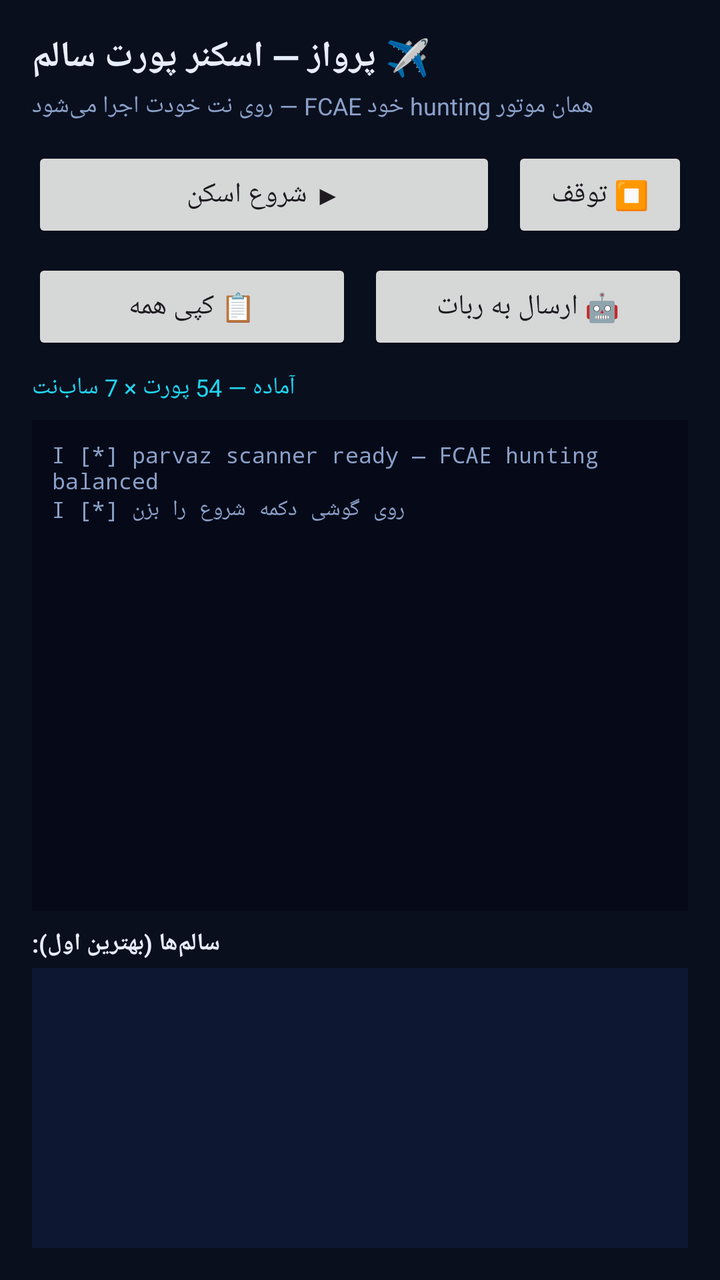
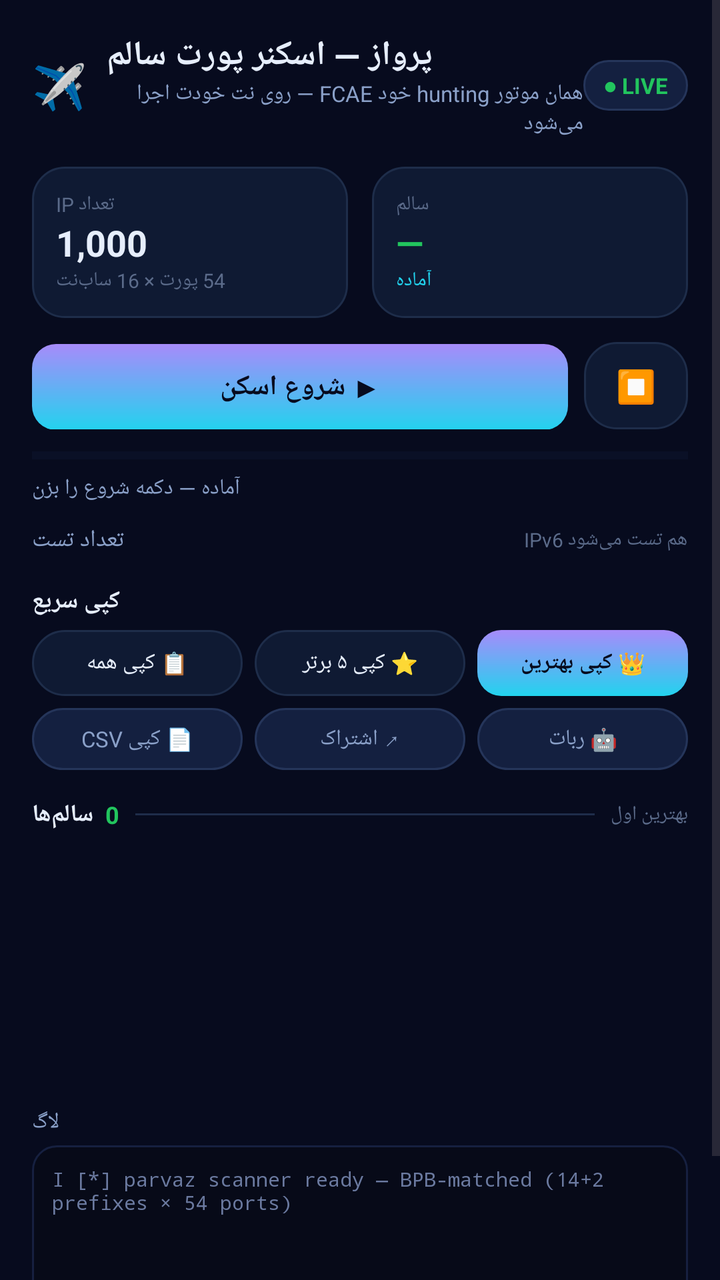

An Android layout rendered at two revisions. The XML below is the earlier revision; the diff shows what the commit changed to produce the second picture.
<!-- AndroidManifest.xml: application theme Theme.Parvaz -->
<!-- res/layout/activity_main.xml -->
<LinearLayout xmlns:android="http://schemas.android.com/apk/res/android" android:orientation="vertical" android:padding="16dp" android:layout_width="match_parent" android:layout_height="match_parent" android:background="#0a0f1e">
  <TextView android:text="✈️ پرواز — اسکنر پورت سالم" android:textColor="#e6eefc" android:textSize="18sp" android:textStyle="bold" android:layout_width="wrap_content" android:layout_height="wrap_content"/>
  <TextView android:text="همان موتور hunting خود FCAE — روی نت خودت اجرا می‌شود" android:textColor="#8aa0c8" android:textSize="12sp" android:layout_width="wrap_content" android:layout_height="wrap_content" android:layout_marginTop="4dp"/>
  <LinearLayout android:orientation="horizontal" android:layout_width="match_parent" android:layout_height="wrap_content" android:layout_marginTop="12dp">
    <Button android:id="@+id/btnScan" android:text="▶ شروع اسکن" android:layout_width="0dp" android:layout_weight="1" android:layout_height="wrap_content"/>
    <Button android:id="@+id/btnStop" android:text="⏹ توقف" android:layout_width="wrap_content" android:layout_height="wrap_content" android:layout_marginStart="8dp"/>
  </LinearLayout>
  <LinearLayout android:orientation="horizontal" android:layout_width="match_parent" android:layout_height="wrap_content" android:layout_marginTop="8dp">
    <Button android:id="@+id/btnCopy" android:text="📋 کپی همه" android:layout_width="0dp" android:layout_weight="1" android:layout_height="wrap_content"/>
    <Button android:id="@+id/btnBot" android:text="🤖 ارسال به ربات" android:layout_width="0dp" android:layout_weight="1" android:layout_height="wrap_content" android:layout_marginStart="8dp"/>
  </LinearLayout>
  <TextView android:id="@+id/tvStat" android:text="آماده — 54 پورت × 7 ساب‌نت" android:textColor="#22d3ee" android:textSize="12sp" android:layout_width="wrap_content" android:layout_height="wrap_content" android:layout_marginTop="8dp"/>
  <ScrollView android:layout_width="match_parent" android:layout_height="0dp" android:layout_weight="1" android:layout_marginTop="8dp" android:background="#060a18">
    <TextView android:id="@+id/tvLog" android:text="I [*] parvaz scanner ready — FCAE hunting balanced&#10;I [*] روی گوشی دکمه شروع را بزن" android:textColor="#8aa0c8" android:fontFamily="monospace" android:textSize="11sp" android:padding="10dp" android:layout_width="match_parent" android:layout_height="wrap_content"/>
  </ScrollView>
  <TextView android:text="سالم‌ها (بهترین اول):" android:textColor="#e6eefc" android:textSize="12sp" android:textStyle="bold" android:layout_width="wrap_content" android:layout_height="wrap_content" android:layout_marginTop="8dp"/>
  <androidx.recyclerview.widget.RecyclerView android:id="@+id/rv" android:layout_width="match_parent" android:layout_height="140dp" android:background="#0d1731" android:layout_marginTop="4dp"/>
</LinearLayout>
<!-- resources referenced by this layout -->
<resources>
  <style name="Theme.Parvaz" parent="Theme.Material3.DayNight"><item name="colorPrimary">#22d3ee</item></style>
</resources>

<!-- the commit's change to res/layout/activity_main.xml (unified diff, before → after) -->
@@ -1,18 +1,75 @@
-<LinearLayout xmlns:android="http://schemas.android.com/apk/res/android" android:orientation="vertical" android:padding="16dp" android:layout_width="match_parent" android:layout_height="match_parent" android:background="#0a0f1e">
-  <TextView android:text="✈️ پرواز — اسکنر پورت سالم" android:textColor="#e6eefc" android:textSize="18sp" android:textStyle="bold" android:layout_width="wrap_content" android:layout_height="wrap_content"/>
-  <TextView android:text="همان موتور hunting خود FCAE — روی نت خودت اجرا می‌شود" android:textColor="#8aa0c8" android:textSize="12sp" android:layout_width="wrap_content" android:layout_height="wrap_content" android:layout_marginTop="4dp"/>
+<ScrollView xmlns:android="http://schemas.android.com/apk/res/android" xmlns:app="http://schemas.android.com/apk/res-auto"
+  android:layout_width="match_parent" android:layout_height="match_parent" android:background="@color/bg" android:fillViewport="true">
+<LinearLayout android:orientation="vertical" android:layout_width="match_parent" android:layout_height="wrap_content" android:padding="16dp">
+
+  
+  <LinearLayout android:orientation="horizontal" android:layout_width="match_parent" android:layout_height="wrap_content" android:gravity="center_vertical">
+    <TextView android:text="✈️" android:textSize="22sp" android:layout_width="wrap_content" android:layout_height="wrap_content"/>
+    <LinearLayout android:orientation="vertical" android:layout_width="0dp" android:layout_weight="1" android:layout_height="wrap_content" android:layout_marginStart="10dp">
+      <TextView android:text="پرواز — اسکنر پورت سالم" android:textColor="@color/text1" android:textSize="17sp" android:textStyle="bold" android:layout_width="wrap_content" android:layout_height="wrap_content"/>
+      <TextView android:text="همان موتور hunting خود FCAE — روی نت خودت اجرا می‌شود" android:textColor="@color/text2" android:textSize="11sp" android:layout_width="wrap_content" android:layout_height="wrap_content"/>
+    </LinearLayout>
+    <TextView android:id="@+id/tvLive" android:text="● LIVE" android:textColor="@color/success" android:textSize="11sp" android:textStyle="bold" android:background="@drawable/bg_chip" android:paddingLeft="10dp" android:paddingRight="10dp" android:paddingTop="5dp" android:paddingBottom="5dp" android:layout_width="wrap_content" android:layout_height="wrap_content"/>
+  </LinearLayout>
+
+  
+  <LinearLayout android:orientation="horizontal" android:layout_width="match_parent" android:layout_height="wrap_content" android:layout_marginTop="14dp">
+    <LinearLayout android:orientation="vertical" android:layout_width="0dp" android:layout_weight="1" android:layout_height="wrap_content" android:background="@drawable/bg_card" android:padding="12dp" android:layout_marginEnd="6dp">
+      <TextView android:text="تعداد IP" android:textColor="@color/text3" android:textSize="10sp" android:layout_width="wrap_content" android:layout_height="wrap_content"/>
+      <TextView android:id="@+id/tvStatCount" android:text="1,000" android:textColor="@color/text1" android:textSize="18sp" android:textStyle="bold" android:layout_width="wrap_content" android:layout_height="wrap_content"/>
+      <TextView android:text="54 پورت × 16 ساب‌نت" android:textColor="@color/text3" android:textSize="10sp" android:layout_width="wrap_content" android:layout_height="wrap_content"/>
+    </LinearLayout>
+    <LinearLayout android:orientation="vertical" android:layout_width="0dp" android:layout_weight="1" android:layout_height="wrap_content" android:background="@drawable/bg_card" android:padding="12dp" android:layout_marginStart="6dp">
+      <TextView android:text="سالم" android:textColor="@color/text3" android:textSize="10sp" android:layout_width="wrap_content" android:layout_height="wrap_content"/>
+      <TextView android:id="@+id/tvStatOk" android:text="—" android:textColor="@color/success" android:textSize="18sp" android:textStyle="bold" android:layout_width="wrap_content" android:layout_height="wrap_content"/>
+      <TextView android:id="@+id/tvStatRtt" android:text="آماده" android:textColor="@color/primary" android:textSize="10sp" android:layout_width="wrap_content" android:layout_height="wrap_content"/>
+    </LinearLayout>
+  </LinearLayout>
+
+  
   <LinearLayout android:orientation="horizontal" android:layout_width="match_parent" android:layout_height="wrap_content" android:layout_marginTop="12dp">
-    <Button android:id="@+id/btnScan" android:text="▶ شروع اسکن" android:layout_width="0dp" android:layout_weight="1" android:layout_height="wrap_content"/>
-    <Button android:id="@+id/btnStop" android:text="⏹ توقف" android:layout_width="wrap_content" android:layout_height="wrap_content" android:layout_marginStart="8dp"/>
+    <TextView android:id="@+id/btnScan" android:text="▶ شروع اسکن" android:textColor="#070B1E" android:textSize="14sp" android:textStyle="bold" android:gravity="center" android:background="@drawable/btn_primary" android:paddingTop="12dp" android:paddingBottom="12dp" android:layout_width="0dp" android:layout_weight="1" android:layout_height="wrap_content"/>
+    <TextView android:id="@+id/btnStop" android:text="⏹" android:textColor="@color/text2" android:textSize="16sp" android:gravity="center" android:background="@drawable/bg_card" android:paddingTop="11dp" android:paddingBottom="11dp" android:layout_width="52dp" android:layout_height="wrap_content" android:layout_marginStart="8dp"/>
   </LinearLayout>
-  <LinearLayout android:orientation="horizontal" android:layout_width="match_parent" android:layout_height="wrap_content" android:layout_marginTop="8dp">
-    <Button android:id="@+id/btnCopy" android:text="📋 کپی همه" android:layout_width="0dp" android:layout_weight="1" android:layout_height="wrap_content"/>
-    <Button android:id="@+id/btnBot" android:text="🤖 ارسال به ربات" android:layout_width="0dp" android:layout_weight="1" android:layout_height="wrap_content" android:layout_marginStart="8dp"/>
+
+  
+  <ProgressBar android:id="@+id/prog" style="?android:attr/progressBarStyleHorizontal" android:layout_width="match_parent" android:layout_height="6dp" android:layout_marginTop="10dp" android:max="100" android:progress="0" android:progressTint="@color/primary" android:progressBackgroundTint="@color/surface2"/>
+  <TextView android:id="@+id/tvStat" android:text="آماده — دکمه شروع را بزن" android:textColor="@color/text2" android:textSize="11sp" android:layout_width="wrap_content" android:layout_height="wrap_content" android:layout_marginTop="6dp"/>
+
+  
+  <LinearLayout android:orientation="horizontal" android:layout_width="match_parent" android:layout_height="wrap_content" android:layout_marginTop="10dp" android:gravity="center_vertical">
+    <TextView android:text="تعداد تست" android:textColor="@color/text2" android:textSize="12sp" android:layout_width="wrap_content" android:layout_height="wrap_content"/>
+    <Spinner android:id="@+id/spCount" android:layout_width="0dp" android:layout_weight="1" android:layout_height="wrap_content" android:layout_marginStart="10dp" android:background="@drawable/bg_chip"/>
+    <TextView android:text="IPv6 هم تست می‌شود" android:textColor="@color/text3" android:textSize="10sp" android:layout_width="wrap_content" android:layout_height="wrap_content" android:layout_marginStart="8dp"/>
   </LinearLayout>
-  <TextView android:id="@+id/tvStat" android:text="آماده — 54 پورت × 7 ساب‌نت" android:textColor="#22d3ee" android:textSize="12sp" android:layout_width="wrap_content" android:layout_height="wrap_content" android:layout_marginTop="8dp"/>
-  <ScrollView android:layout_width="match_parent" android:layout_height="0dp" android:layout_weight="1" android:layout_marginTop="8dp" android:background="#060a18">
-    <TextView android:id="@+id/tvLog" android:text="I [*] parvaz scanner ready — FCAE hunting balanced&#10;I [*] روی گوشی دکمه شروع را بزن" android:textColor="#8aa0c8" android:fontFamily="monospace" android:textSize="11sp" android:padding="10dp" android:layout_width="match_parent" android:layout_height="wrap_content"/>
+
+  
+  <TextView android:text="کپی سریع" android:textColor="@color/text1" android:textSize="12sp" android:textStyle="bold" android:layout_width="wrap_content" android:layout_height="wrap_content" android:layout_marginTop="14dp"/>
+  <LinearLayout android:orientation="horizontal" android:layout_width="match_parent" android:layout_height="wrap_content" android:layout_marginTop="6dp">
+    <TextView android:id="@+id/btnCopyAll" android:text="📋 کپی همه" android:textColor="@color/text1" android:textSize="11sp" android:gravity="center" android:background="@drawable/bg_card" android:paddingTop="9dp" android:paddingBottom="9dp" android:layout_width="0dp" android:layout_weight="1" android:layout_height="wrap_content"/>
+    <TextView android:id="@+id/btnCopyTop5" android:text="⭐ کپی ۵ برتر" android:textColor="@color/text1" android:textSize="11sp" android:gravity="center" android:background="@drawable/bg_card" android:paddingTop="9dp" android:paddingBottom="9dp" android:layout_width="0dp" android:layout_weight="1" android:layout_height="wrap_content" android:layout_marginStart="6dp"/>
+    <TextView android:id="@+id/btnCopyTop" android:text="👑 کپی بهترین" android:textColor="#070B1E" android:textSize="11sp" android:textStyle="bold" android:gravity="center" android:background="@drawable/btn_primary" android:paddingTop="9dp" android:paddingBottom="9dp" android:layout_width="0dp" android:layout_weight="1" android:layout_height="wrap_content" android:layout_marginStart="6dp"/>
+  </LinearLayout>
+  <LinearLayout android:orientation="horizontal" android:layout_width="match_parent" android:layout_height="wrap_content" android:layout_marginTop="6dp">
+    <TextView android:id="@+id/btnCopyCSV" android:text="📄 کپی CSV" android:textColor="@color/text2" android:textSize="11sp" android:gravity="center" android:background="@drawable/bg_chip" android:paddingTop="8dp" android:paddingBottom="8dp" android:layout_width="0dp" android:layout_weight="1" android:layout_height="wrap_content"/>
+    <TextView android:id="@+id/btnShare" android:text="↗ اشتراک" android:textColor="@color/text2" android:textSize="11sp" android:gravity="center" android:background="@drawable/bg_chip" android:paddingTop="8dp" android:paddingBottom="8dp" android:layout_width="0dp" android:layout_weight="1" android:layout_height="wrap_content" android:layout_marginStart="6dp"/>
+    <TextView android:id="@+id/btnBot" android:text="🤖 ربات" android:textColor="@color/text2" android:textSize="11sp" android:gravity="center" android:background="@drawable/bg_chip" android:paddingTop="8dp" android:paddingBottom="8dp" android:layout_width="0dp" android:layout_weight="1" android:layout_height="wrap_content" android:layout_marginStart="6dp"/>
+  </LinearLayout>
+
+  
+  <LinearLayout android:orientation="horizontal" android:layout_width="match_parent" android:layout_height="wrap_content" android:layout_marginTop="14dp" android:gravity="center_vertical">
+    <TextView android:text="سالم‌ها" android:textColor="@color/text1" android:textSize="12sp" android:textStyle="bold" android:layout_width="wrap_content" android:layout_height="wrap_content"/>
+    <TextView android:id="@+id/tvCount" android:text="0" android:textColor="@color/success" android:textSize="12sp" android:textStyle="bold" android:layout_width="wrap_content" android:layout_height="wrap_content" android:layout_marginStart="6dp"/>
+    <View android:layout_width="0dp" android:layout_weight="1" android:layout_height="1dp" android:background="@color/border" android:layout_marginStart="8dp" android:layout_marginEnd="8dp"/>
+    <TextView android:text="بهترین اول" android:textColor="@color/text3" android:textSize="10sp" android:layout_width="wrap_content" android:layout_height="wrap_content"/>
+  </LinearLayout>
+  <androidx.recyclerview.widget.RecyclerView android:id="@+id/rv" android:layout_width="match_parent" android:layout_height="wrap_content" android:minHeight="120dp" android:layout_marginTop="6dp"/>
+
+  
+  <TextView android:text="لاگ" android:textColor="@color/text2" android:textSize="11sp" android:layout_width="wrap_content" android:layout_height="wrap_content" android:layout_marginTop="12dp"/>
+  <ScrollView android:layout_width="match_parent" android:layout_height="120dp" android:layout_marginTop="4dp" android:background="@drawable/bg_log">
+    <TextView android:id="@+id/tvLog" android:text="I [*] parvaz scanner ready — BPB-matched (14+2 prefixes × 54 ports)" android:textColor="#6B7AA0" android:fontFamily="monospace" android:textSize="10sp" android:padding="10dp" android:layout_width="match_parent" android:layout_height="wrap_content"/>
   </ScrollView>
-  <TextView android:text="سالم‌ها (بهترین اول):" android:textColor="#e6eefc" android:textSize="12sp" android:textStyle="bold" android:layout_width="wrap_content" android:layout_height="wrap_content" android:layout_marginTop="8dp"/>
-  <androidx.recyclerview.widget.RecyclerView android:id="@+id/rv" android:layout_width="match_parent" android:layout_height="140dp" android:background="#0d1731" android:layout_marginTop="4dp"/>
+
 </LinearLayout>
+</ScrollView>
<!-- resource entries referenced after the edit -->
@@ -1,5 +1,37 @@
 <!-- resources referenced by this layout -->
 <resources>
+  <color name="bg">#070B1E</color>
+  <color name="border">#1E2D4A</color>
+  <color name="primary">#22D3EE</color>
+  <color name="success">#22C55E</color>
+  <color name="surface2">#152040</color>
+  <color name="text1">#E6EEFC</color>
+  <color name="text2">#8AA0C8</color>
+  <color name="text3">#5B6B8A</color>
+  <!-- drawable bg_card (drawable) -->
+  <shape xmlns:android="http://schemas.android.com/apk/res/android" android:shape="rectangle">
+    <solid android:color="@color/surface"/>
+    <corners android:radius="16dp"/>
+    <stroke android:width="1dp" android:color="@color/border"/>
+  </shape>
+  <!-- drawable bg_chip (drawable) -->
+  <shape xmlns:android="http://schemas.android.com/apk/res/android" android:shape="rectangle">
+    <solid android:color="#142040"/>
+    <corners android:radius="99dp"/>
+    <stroke android:width="1dp" android:color="#25355A"/>
+  </shape>
+  <!-- drawable bg_log (drawable) -->
+  <shape xmlns:android="http://schemas.android.com/apk/res/android" android:shape="rectangle">
+    <solid android:color="#070A18"/>
+    <corners android:radius="12dp"/>
+    <stroke android:width="1dp" android:color="#162040"/>
+  </shape>
+  <!-- drawable btn_primary (drawable) -->
+  <shape xmlns:android="http://schemas.android.com/apk/res/android" android:shape="rectangle">
+    <gradient android:angle="90" android:startColor="#22D3EE" android:endColor="#A78BFA"/>
+    <corners android:radius="12dp"/>
+  </shape>
   <style name="Theme.Parvaz" parent="Theme.Material3.DayNight"><item name="colorPrimary">#22d3ee</item></style>
+  <color name="surface">#0F1A33</color>
 </resources>
 
